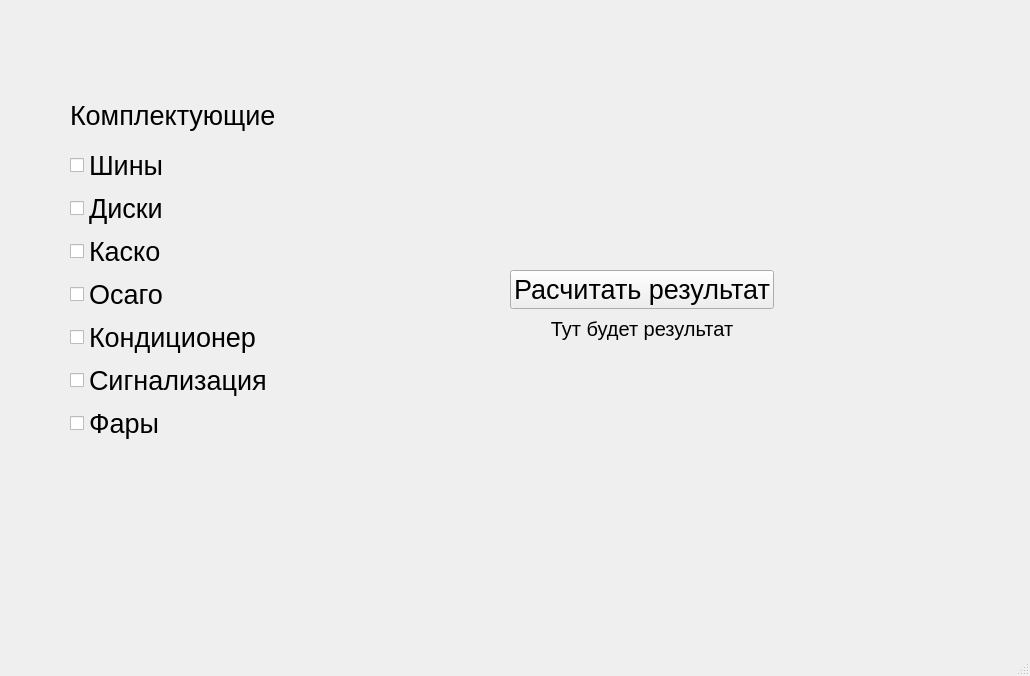
Above: mainwindow.ui from KorolevIvanMi/Qt_labs before the change. Below: the same form after it.
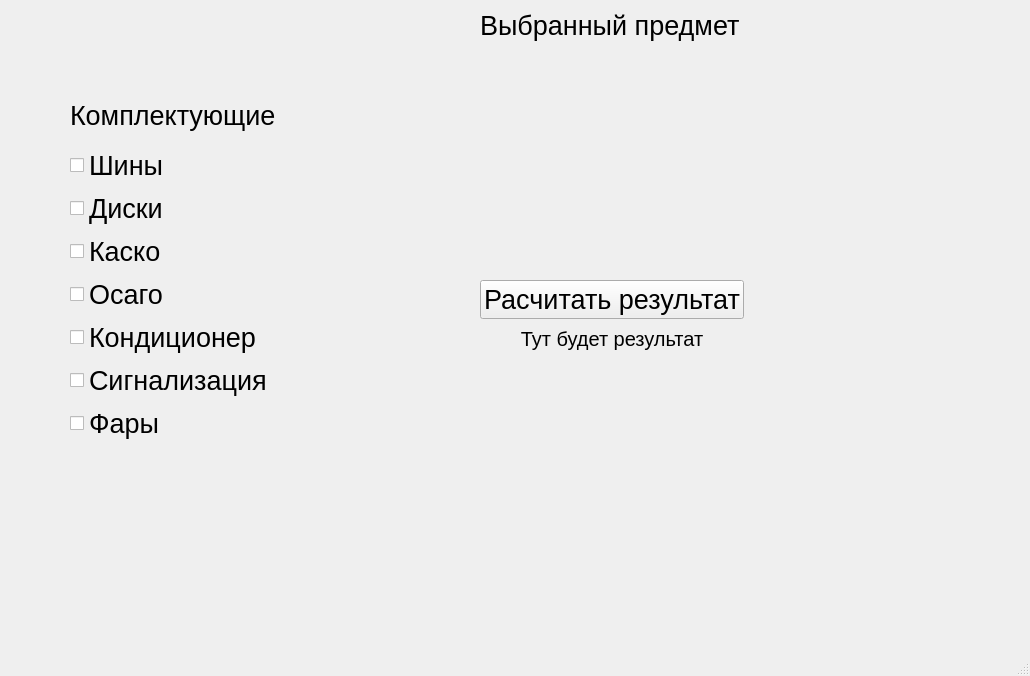
That is the form after the change.

Patch:
```diff
--- a/mainwindow.ui
+++ b/mainwindow.ui
@@ -14,7 +14,7 @@
    <string>MainWindow</string>
   </property>
   <widget class="QWidget" name="centralwidget">
-   <widget class="QWidget" name="">
+   <widget class="QWidget" name="layoutWidget">
     <property name="geometry">
      <rect>
       <x>70</x>
@@ -121,11 +121,11 @@
      </item>
     </layout>
    </widget>
-   <widget class="QWidget" name="">
+   <widget class="QWidget" name="layoutWidget">
     <property name="geometry">
      <rect>
-      <x>510</x>
-      <y>270</y>
+      <x>480</x>
+      <y>280</y>
       <width>264</width>
       <height>73</height>
      </rect>
@@ -163,6 +163,37 @@
      </item>
     </layout>
    </widget>
+   <widget class="QLabel" name="label_2">
+    <property name="geometry">
+     <rect>
+      <x>480</x>
+      <y>0</y>
+      <width>291</width>
+      <height>51</height>
+     </rect>
+    </property>
+    <property name="font">
+     <font>
+      <pointsize>20</pointsize>
+     </font>
+    </property>
+    <property name="text">
+     <string>Выбранный предмет</string>
+    </property>
+   </widget>
+   <widget class="QLabel" name="imageLbl">
+    <property name="geometry">
+     <rect>
+      <x>480</x>
+      <y>50</y>
+      <width>261</width>
+      <height>221</height>
+     </rect>
+    </property>
+    <property name="text">
+     <string/>
+    </property>
+   </widget>
   </widget>
   <widget class="QMenuBar" name="menubar">
    <property name="geometry">
```
